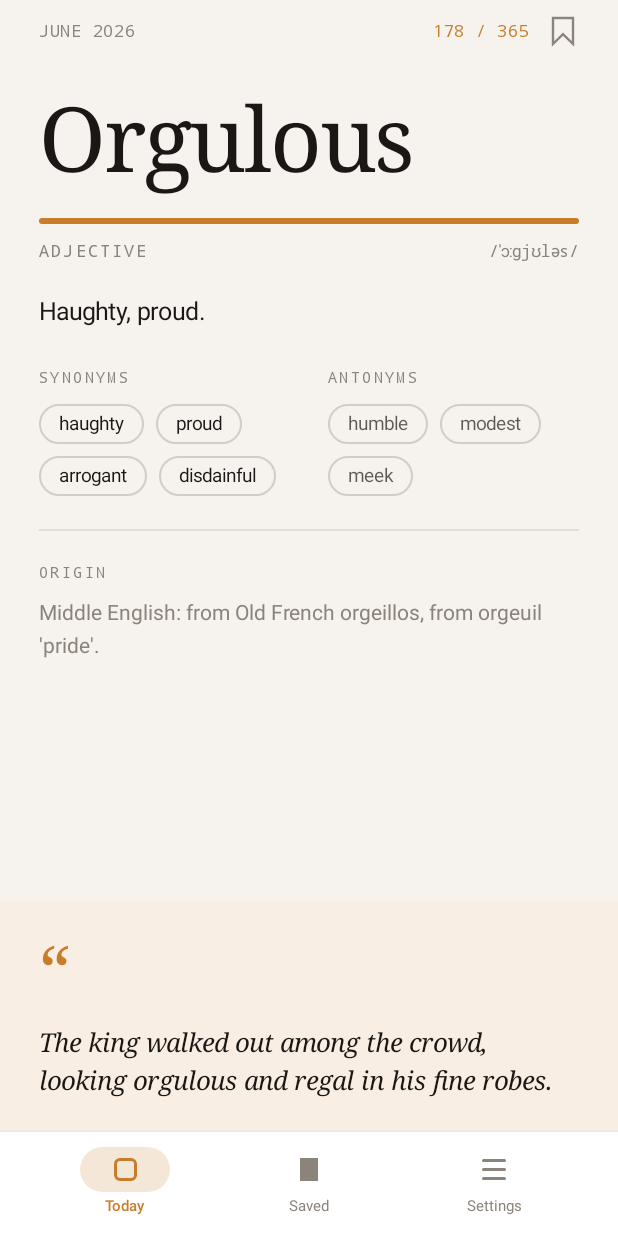
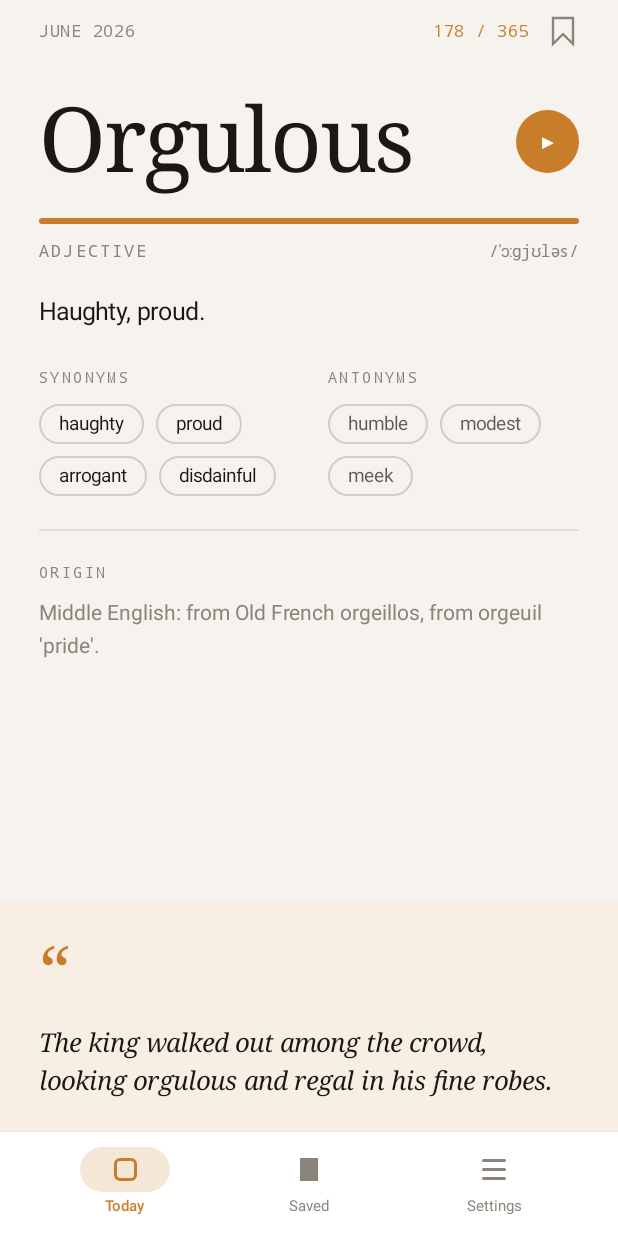
Before and after one commit to sazquatch17/smartwords, an Android app built with Jetpack Compose: the screen it shows after launch (MainActivity), on a phone screen of 412 x 824 dp. Run offline under Robolectric (Android 15) with nearby library versions, the light colour scheme and no system bars; libraries missing offline, so code that uses them is left out: androidx.glance, androidx.glance.appwidget.

Commit message:
Add pronounce (text-to-speech) on both platforms
- Accent play button in the Today hero speaks the word
- iOS: AVSpeechSynthesizer; Android: TextToSpeech (shut down on dispose)

```diff
--- a/android/app/src/main/java/com/example/smartwords/ui/Screens.kt
+++ b/android/app/src/main/java/com/example/smartwords/ui/Screens.kt
@@ -4,6 +4,7 @@
 
 package com.example.smartwords.ui
 
+import android.speech.tts.TextToSpeech
 import androidx.compose.foundation.Canvas
 import androidx.compose.foundation.background
 import androidx.compose.foundation.border
@@ -30,6 +31,7 @@ import androidx.compose.foundation.shape.RoundedCornerShape
 import androidx.compose.foundation.verticalScroll
 import androidx.compose.material3.Text
 import androidx.compose.runtime.Composable
+import androidx.compose.runtime.DisposableEffect
 import androidx.compose.runtime.getValue
 import androidx.compose.runtime.mutableStateOf
 import androidx.compose.runtime.remember
@@ -37,6 +39,7 @@ import androidx.compose.runtime.setValue
 import androidx.compose.ui.Alignment
 import androidx.compose.ui.Modifier
 import androidx.compose.ui.draw.clip
+import androidx.compose.ui.platform.LocalContext
 import androidx.compose.ui.graphics.Color
 import androidx.compose.ui.graphics.Path
 import androidx.compose.ui.graphics.drawscope.Stroke
@@ -140,9 +143,19 @@ private fun TabIcon(tab: Tab, tint: Color) {
 // The single word page: Today's highlights (accent bar, bottom example panel)
 // merged with the full detail content (definition, synonyms/antonyms, origin).
 // Content scrolls in the upper region; the example panel is pinned at the bottom.
+// A TextToSpeech bound to the composition; shut down on dispose.
+@Composable
+private fun rememberTts(): TextToSpeech {
+    val context = LocalContext.current
+    val tts = remember { TextToSpeech(context.applicationContext) {} }
+    DisposableEffect(Unit) { onDispose { tts.shutdown() } }
+    return tts
+}
+
 @Composable
 fun TodayScreen(word: Word, isSaved: Boolean, onToggleSave: () -> Unit) {
     val theme = LocalTheme.current
+    val tts = rememberTts()
 
     val now = remember { Date() }
     val dateLine = remember {
@@ -190,8 +203,9 @@ fun TodayScreen(word: Word, isSaved: Boolean, onToggleSave: () -> Unit) {
                 }
             }
 
-            // Hero word + accent bar + pos/ipa (Today highlight)
+            // Hero word + pronounce + accent bar + pos/ipa (Today highlight)
             Column(modifier = Modifier.padding(horizontal = 26.dp).padding(top = 26.dp)) {
+                Row(verticalAlignment = Alignment.CenterVertically) {
                     Text(
                         text = word.word,
                         fontFamily = Fonts.serif,
@@ -201,7 +215,20 @@ fun TodayScreen(word: Word, isSaved: Boolean, onToggleSave: () -> Unit) {
                         color = theme.palette.fg,
                         maxLines = 1,
                         overflow = TextOverflow.Ellipsis,
+                        modifier = Modifier.weight(1f),
                     )
+                    Spacer(Modifier.width(12.dp))
+                    Box(
+                        modifier = Modifier
+                            .size(42.dp)
+                            .clip(CircleShape)
+                            .clickable { tts.speak(word.word, TextToSpeech.QUEUE_FLUSH, null, "word") }
+                            .background(theme.accent),
+                        contentAlignment = Alignment.Center,
+                    ) {
+                        Text("▶", fontSize = 13.sp, color = Color.White)
+                    }
+                }
                 Box(
                     Modifier
                         .padding(top = 16.dp)
```
Also changed, not shown: 1 other file. Lines whose indentation alone changed are shown as unchanged.
